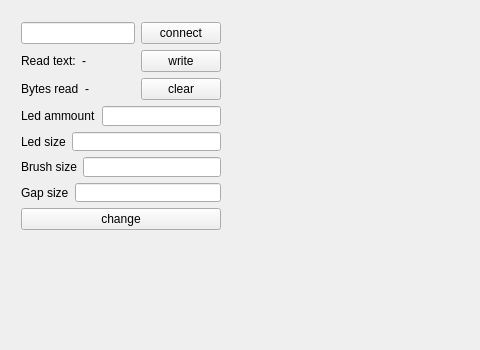
First picture: the form in mainwindow.ui, repository mszlachetka/widmowy_qt, before the edit; both pictures show x 0 to 480 and y 0 to 350 of the 989 by 683 pixel window.
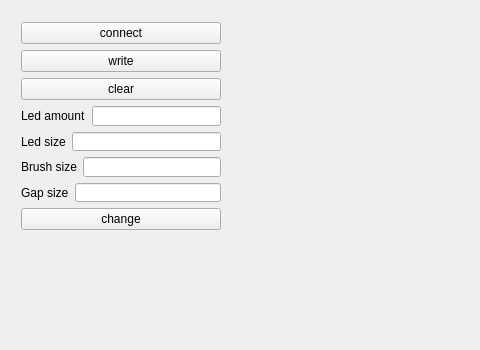
Second picture: the form after the edit.

Patch:
```diff
--- a/mainwindow.ui
+++ b/mainwindow.ui
@@ -31,7 +31,7 @@
     </property>
     <layout class="QGridLayout" name="gridLayout_2"/>
    </widget>
-   <widget class="QWidget" name="">
+   <widget class="QWidget" name="layoutWidget">
     <property name="geometry">
      <rect>
       <x>10</x>
@@ -44,49 +44,6 @@
      <item>
       <layout class="QGridLayout" name="gridLayout">
        <item row="0" column="0">
-        <layout class="QVBoxLayout" name="verticalLayout_2">
-         <item>
-          <widget class="QLineEdit" name="lineEdit"/>
-         </item>
-         <item>
-          <layout class="QHBoxLayout" name="horizontalLayout">
-           <item>
-            <widget class="QLabel" name="label_2">
-             <property name="text">
-              <string>Read text:</string>
-             </property>
-            </widget>
-           </item>
-           <item>
-            <widget class="QLabel" name="label">
-             <property name="text">
-              <string>-</string>
-             </property>
-            </widget>
-           </item>
-          </layout>
-         </item>
-         <item>
-          <layout class="QHBoxLayout" name="horizontalLayout_2">
-           <item>
-            <widget class="QLabel" name="label_3">
-             <property name="text">
-              <string>Bytes read</string>
-             </property>
-            </widget>
-           </item>
-           <item>
-            <widget class="QLabel" name="label_4">
-             <property name="text">
-              <string>-</string>
-             </property>
-            </widget>
-           </item>
-          </layout>
-         </item>
-        </layout>
-       </item>
-       <item row="0" column="1">
         <layout class="QVBoxLayout" name="verticalLayout">
          <item>
           <widget class="QPushButton" name="pushButton_2">
@@ -120,12 +77,16 @@
          <item>
           <widget class="QLabel" name="label_5">
            <property name="text">
-            <string>Led ammount</string>
+            <string>Led amount</string>
            </property>
           </widget>
          </item>
          <item>
-          <widget class="QLineEdit" name="edit_led_ammount"/>
+          <widget class="QLineEdit" name="edit_led_amount">
+           <property name="text">
+            <string/>
+           </property>
+          </widget>
          </item>
         </layout>
        </item>
```
